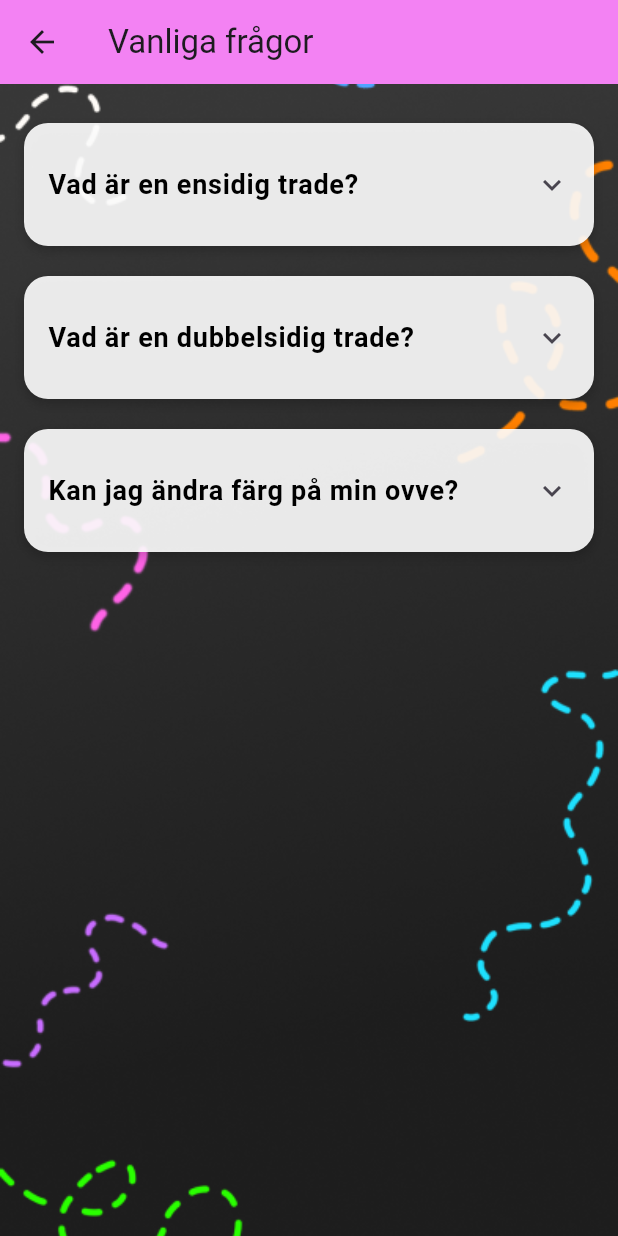
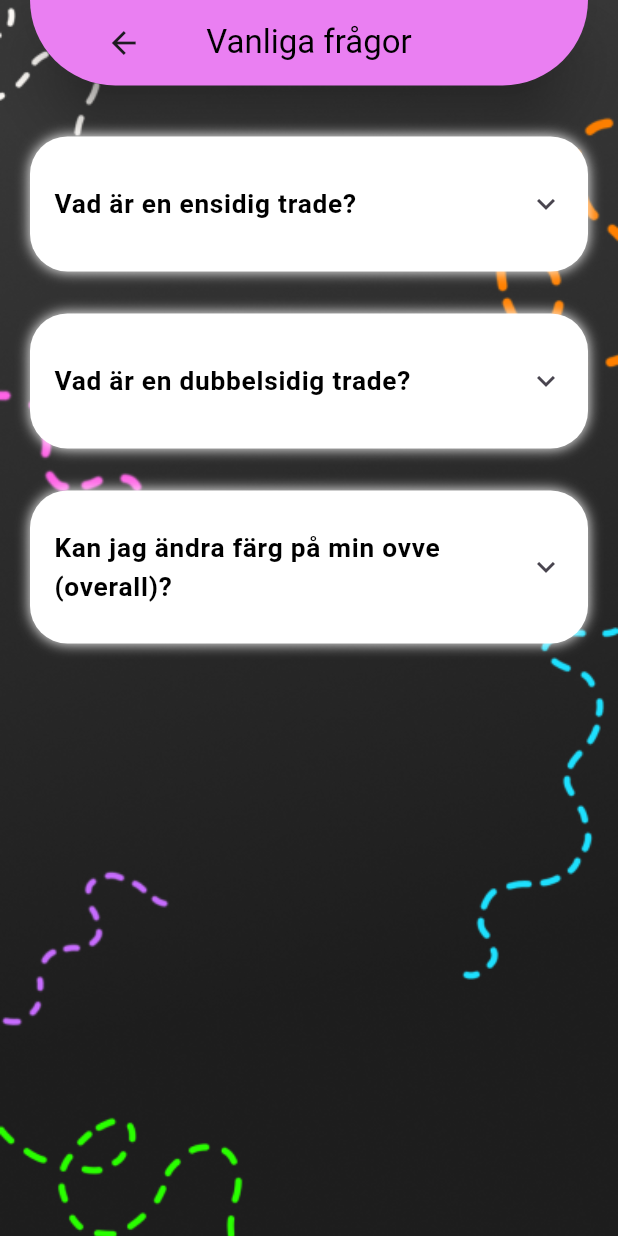
Before and after one commit to ro02in/patch-app, a Flutter app: the FAQPage screen opened directly, on a phone screen of 412 x 824 dp. Run offline on Flutter 3.47's test engine with Material 3 defaults, Android fonts, the phone set to English and light mode, and no system bars; our stand-ins replace flutter_switch, google_sign_in, image_picker; Roboto replaces fonts that are missing (InknutAntiqua).

Commit message:
26 maj 00.37: FrontEnd: Fixad font och animation på FAQ-page (vanliga frågor-sida) och fixad design, card-effect, på RegisterPage.

```diff
--- a/patchApp/FrontEnd/patchappflutter/lib/faq_page.dart
+++ b/patchApp/FrontEnd/patchappflutter/lib/faq_page.dart
@@ -7,10 +7,6 @@ class FAQPage extends StatelessWidget {
   @override
   Widget build(BuildContext context) {
     return Scaffold(
-      appBar: AppBar(
-        title: const Text('Vanliga frågor'),
-        backgroundColor: const Color(0xFFF382F3),
-      ),
       body: Container(
         decoration: const BoxDecoration(
           image: DecorationImage(
@@ -19,13 +15,32 @@ class FAQPage extends StatelessWidget {
           ),
         ),
         child: ListView(
-          padding: const EdgeInsets.all(16.0),
+          padding: const EdgeInsets.only(top: 0, left: 20, right: 20),
           children: [
+            AppBar(
+              title: const Text('Vanliga frågor', style: TextStyle(color: Colors.black, fontFamily: 'InknutAntiqua', fontSize: 22)),
+              backgroundColor: Color(0xFFFF87FF),
+              centerTitle: true,
+              toolbarHeight: 57,
+              leadingWidth: 125,
+              titleSpacing: -23,
+              elevation: 15,
+              primary: true,
+              shadowColor: Color.fromARGB(255, 40, 40, 40),
+              shape: RoundedRectangleBorder(
+                  borderRadius: BorderRadius.vertical(
+                    bottom: Radius.circular(100),
+                  )
+              ),
+            ),
+
+            SizedBox(height: 20),
+
             _buildFAQBox(
               question: 'Vad är en ensidig trade?',
               answer:
               'En ensidig trade betyder att du antingen ger bort ett märke utan att få något tillbaka, '
-                  'eller att du får ett märke utan att ge något i utbyte.',
+                  'eller att du får ett märke utan att ge ett märke i utbyte.',
             ),
             _buildFAQBox(
               question: 'Vad är en dubbelsidig trade?',
@@ -34,9 +49,9 @@ class FAQPage extends StatelessWidget {
                   'du ger ett märke och får ett nytt tillbaka.',
             ),
             _buildFAQBox(
-              question: 'Kan jag ändra färg på min ovve?',
+              question: 'Kan jag ändra färg på min ovve (overall)?',
               answer:
-              'Ja! Du kan välja olika färger till din ovve inne på din profil.',
+              'Ja! Du kan välja olika färger till din ovve (overall) inne på Din profil.',
             ),
           ],
         ),
@@ -46,15 +61,15 @@ class FAQPage extends StatelessWidget {
 
   Widget _buildFAQBox({required String question, required String answer}) {
     return Container(
-      margin: const EdgeInsets.symmetric(vertical: 10),
+      margin: const EdgeInsets.symmetric(vertical: 14),
       decoration: BoxDecoration(
-        color: Colors.white.withOpacity(0.9),
-        borderRadius: BorderRadius.circular(16),
+        color: Colors.white.withValues(alpha: 50),
+        borderRadius: BorderRadius.circular(25),
         boxShadow: [
           BoxShadow(
-            color: Colors.black.withOpacity(0.2),
-            blurRadius: 6,
-            offset: const Offset(0, 3),
+            color: Colors.white,
+            blurRadius: 7,
+            offset: const Offset(0, 0),
           ),
         ],
       ),
@@ -63,14 +78,15 @@ class FAQPage extends StatelessWidget {
           dividerColor: Colors.transparent, // Tar bort ful linje
         ),
         child: ExpansionTile(
-          tilePadding: const EdgeInsets.symmetric(horizontal: 16, vertical: 12),
-          childrenPadding: const EdgeInsets.symmetric(horizontal: 16, vertical: 10),
+          tilePadding: const EdgeInsets.symmetric(horizontal: 16, vertical: 16),
+          childrenPadding: const EdgeInsets.symmetric(horizontal: 16, vertical: 11),
+          expansionAnimationStyle: AnimationStyle(curve: Curves.easeInOutCubicEmphasized, duration: const Duration(milliseconds: 350), reverseCurve: Curves.easeOutBack, reverseDuration: Duration(milliseconds: 450)),
           title: Text(
             question,
             style: const TextStyle(
-              fontSize: 18,
+              fontSize: 17.5,
               fontWeight: FontWeight.bold,
-              color: Colors.black,
+              color: Colors.black, fontFamily: 'InknutAntiqua'
             ),
           ),
           children: [
@@ -78,7 +94,7 @@ class FAQPage extends StatelessWidget {
               answer,
               style: const TextStyle(
                 fontSize: 16,
-                color: Colors.black87,
+                color: Colors.black87, fontFamily: 'InknutAntiqua'
               ),
             ),
           ],
```
Also changed, not shown: patchApp/FrontEnd/patchappflutter/lib/register_page.dart (+37 -14 lines).
